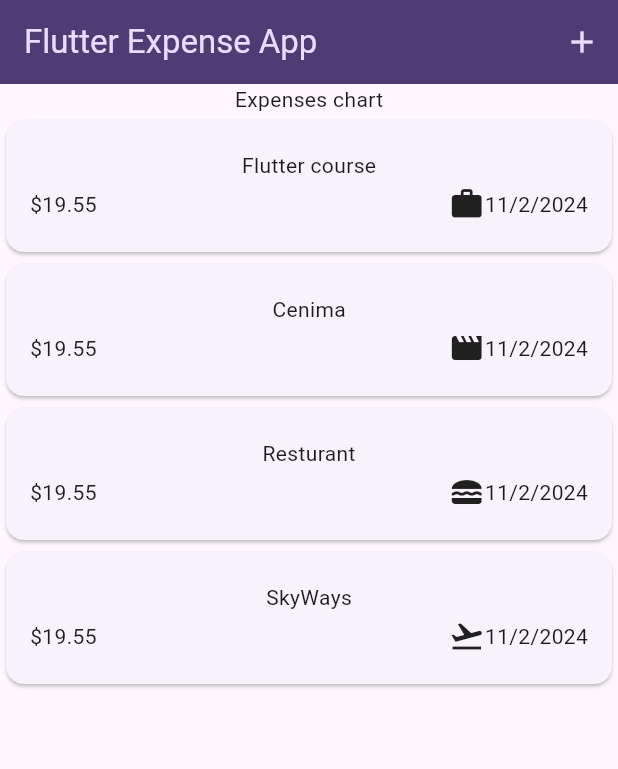
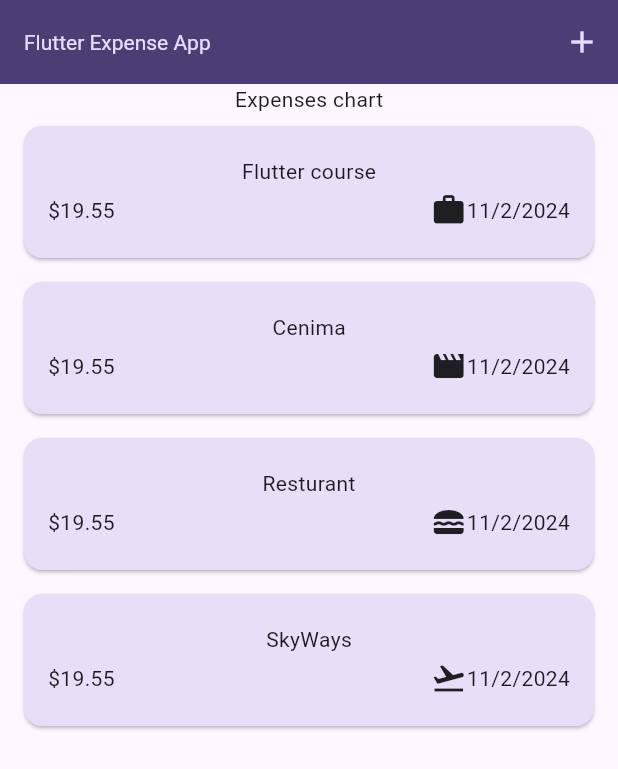
Before and after one commit to Junaidchohan/Maximilian_Schwarzmuller_Project, a Flutter app: the screen it shows after launch, on a phone screen of 412 x 824 dp. Shown: the top 769 px of the screen. Run offline on Flutter 3.47's test engine with Material 3 defaults, Android fonts, the phone set to English and light mode, and no system bars.

Commit message:
Setting color using colorScheme cardTheme, elevatedButtonTheme, textTheme

```diff
--- a/lib/main.dart
+++ b/lib/main.dart
@@ -1,8 +1,9 @@
 import 'package:expenses__app/widgets/expense.dart';
 import 'package:flutter/material.dart';
 
-
-var kColorScheme = ColorScheme.fromSeed(seedColor: const Color.fromARGB(255, 96, 61, 181),);
+var kColorScheme = ColorScheme.fromSeed(
+  seedColor: const Color.fromARGB(255, 96, 61, 181),
+);
 
 void main() {
   runApp(const MyApp());
@@ -14,13 +15,33 @@
   // This widget is the root of your application.
   @override
   Widget build(BuildContext context) {
-    return  MaterialApp(
+    return MaterialApp(
       title: 'Flutter Demo',
-      theme: ThemeData().copyWith(colorScheme: kColorScheme,
-      appBarTheme: const AppBarTheme().copyWith(
-        backgroundColor: kColorScheme.onPrimaryContainer,
-        foregroundColor: kColorScheme.primaryContainer,
-      )
+      theme: ThemeData().copyWith(
+        colorScheme: kColorScheme,
+        appBarTheme: const AppBarTheme().copyWith(
+          backgroundColor: kColorScheme.onPrimaryContainer,
+          foregroundColor: kColorScheme.primaryContainer,
+        ),
+        cardTheme: const CardTheme().copyWith(
+          color: kColorScheme.secondaryContainer,
+          margin: const EdgeInsets.symmetric(
+            horizontal: 16,
+            vertical: 8,
+          ),
+        ),
+        elevatedButtonTheme: ElevatedButtonThemeData(
+          style: ElevatedButton.styleFrom(
+            backgroundColor: kColorScheme.primaryContainer,
+          ),
+        ),
+        textTheme: ThemeData().textTheme.copyWith(
+          titleLarge: TextStyle(
+            fontWeight: FontWeight.normal,
+            color: kColorScheme.onSecondaryContainer,
+            fontSize: 14,
+          )
+        ),
       ),
       home: const Expenses(),
     );
```
